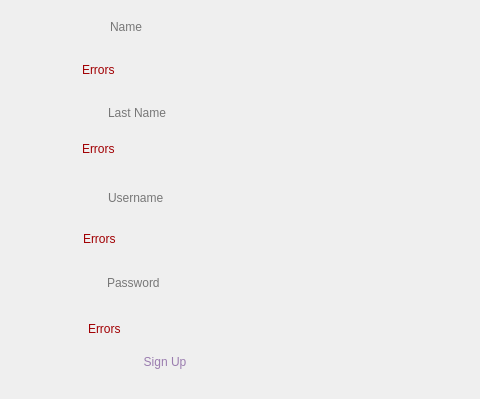
First picture: the form in ToDo/signuppanel.ui, repository Amirrezach1383/uiap-final-project, before the edit; both pictures show x 338 to 818 and y 161 to 560 of the 1000 by 670 pixel window.
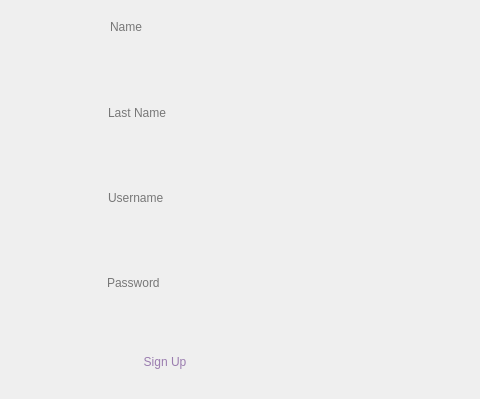
Second picture: the form after the edit. Icons and pictures are not drawn.

```diff
--- a/ToDo/signuppanel.ui
+++ b/ToDo/signuppanel.ui
@@ -55,7 +55,7 @@
 
 QLabel {
 	font: 8pt &quot;Playwrite DE Grund&quot;;
-	color: rgb(161, 0, 3);
+	color: #ed4337;
 }
 
 </string>
@@ -173,53 +173,53 @@
    <widget class="QLabel" name="firstNameErrorLB">
     <property name="geometry">
      <rect>
-      <x>420</x>
+      <x>447</x>
       <y>221</y>
-      <width>191</width>
+      <width>250</width>
       <height>20</height>
      </rect>
     </property>
     <property name="text">
-     <string>Errors </string>
+     <string/>
     </property>
    </widget>
    <widget class="QLabel" name="lastNameErrorLB">
     <property name="geometry">
      <rect>
-      <x>420</x>
-      <y>300</y>
-      <width>191</width>
+      <x>447</x>
+      <y>304</y>
+      <width>260</width>
       <height>20</height>
      </rect>
     </property>
     <property name="text">
-     <string>Errors </string>
+     <string/>
     </property>
    </widget>
    <widget class="QLabel" name="usernameErrorLB">
     <property name="geometry">
      <rect>
-      <x>421</x>
+      <x>446</x>
       <y>390</y>
-      <width>191</width>
+      <width>290</width>
       <height>20</height>
      </rect>
     </property>
     <property name="text">
-     <string>Errors </string>
+     <string/>
     </property>
    </widget>
    <widget class="QLabel" name="passwordErrorLB">
     <property name="geometry">
      <rect>
-      <x>426</x>
-      <y>480</y>
-      <width>191</width>
+      <x>445</x>
+      <y>472</y>
+      <width>250</width>
       <height>20</height>
      </rect>
     </property>
     <property name="text">
-     <string>Errors </string>
+     <string/>
     </property>
    </widget>
   </widget>
```
Left out of the diff: 2 changed lines with no effect on the pictures.
